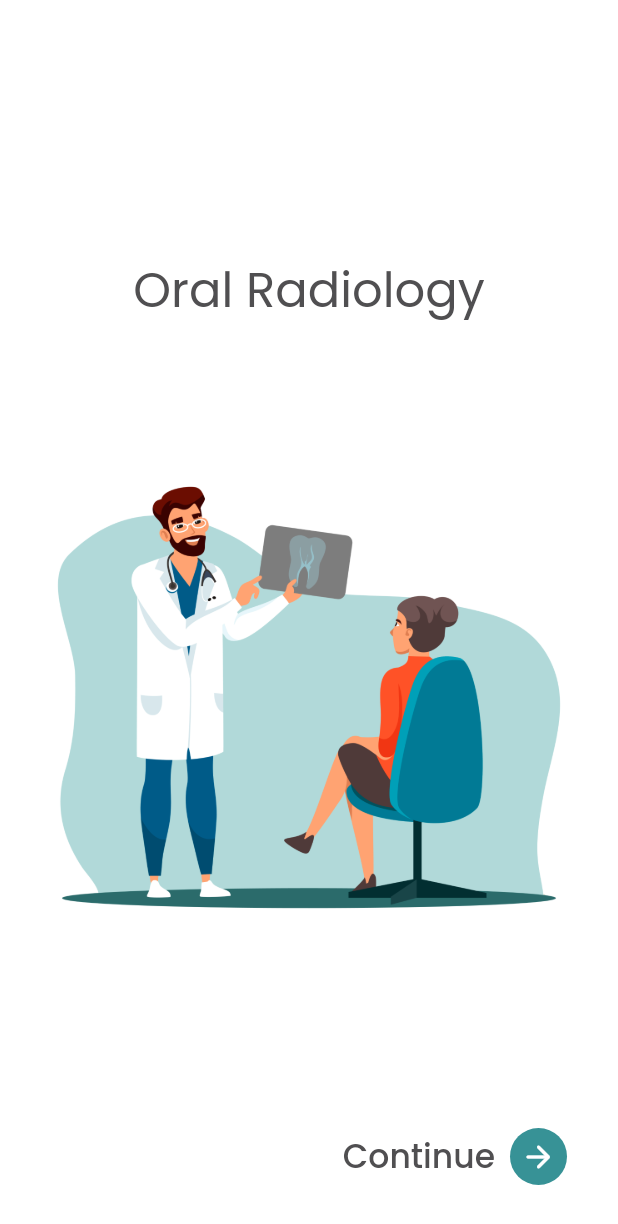
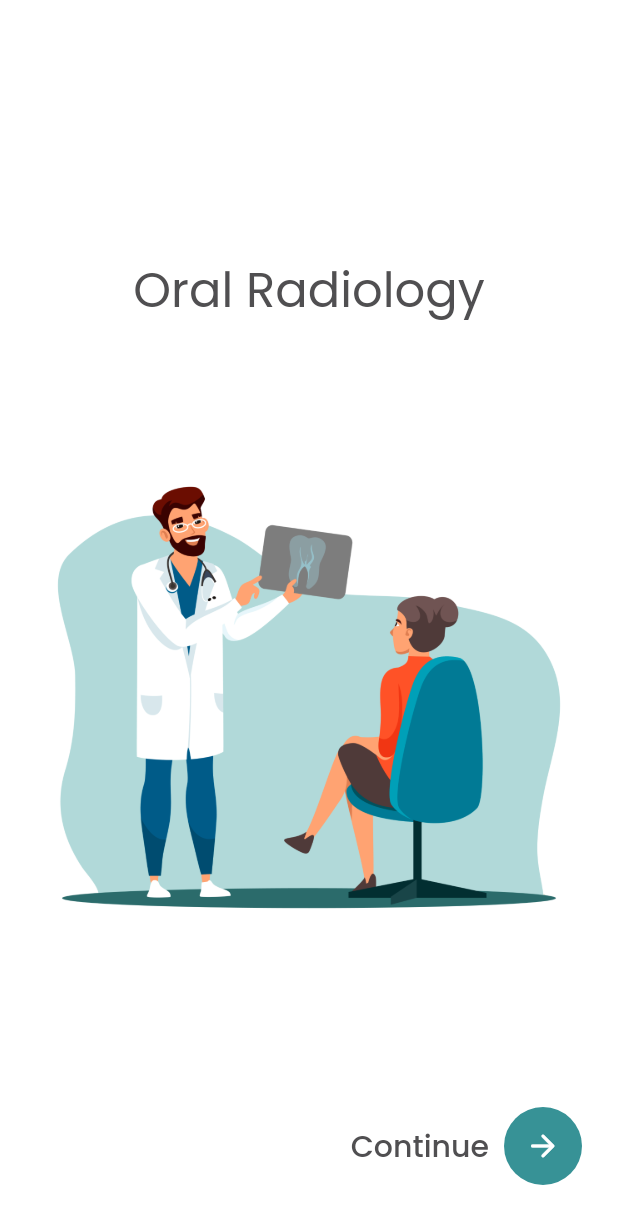
Before and after one commit to IndarMuis/dentalk-anatomy, a Flutter app: the screen it shows after launch, on a phone screen of 412 x 824 dp. Shown: the top 1224 px of the screen. Run offline on Flutter 3.47's test engine with Material 2 defaults, Android fonts, the phone set to English and light mode, and no system bars; drawn by our look-alikes of introduction_screen; our stand-ins replace get, google_fonts.

Commit message:
improvement: landing_page

```diff
--- a/lib/app/modules/landing_page/views/landing_page_view.dart
+++ b/lib/app/modules/landing_page/views/landing_page_view.dart
@@ -42,11 +42,11 @@ class LandingPageView extends GetView<LandingPageController> {
           Text('Continue',
               style: Constant.primaryTextStyle.copyWith(
                 fontWeight: Constant.mediumFontWeight,
-                fontSize: 22,
+                fontSize: 20,
               )),
           Container(
-            margin: EdgeInsets.only(bottom: 10, right: 10, left: 10, top: 10),
-            padding: EdgeInsets.all(7),
+            margin: EdgeInsets.only(bottom: 10, right: 0, left: 10, top: 10),
+            padding: EdgeInsets.all(14),
             decoration: BoxDecoration(
               color: Color(0xff379296),
               borderRadius: BorderRadius.circular(50),
```
